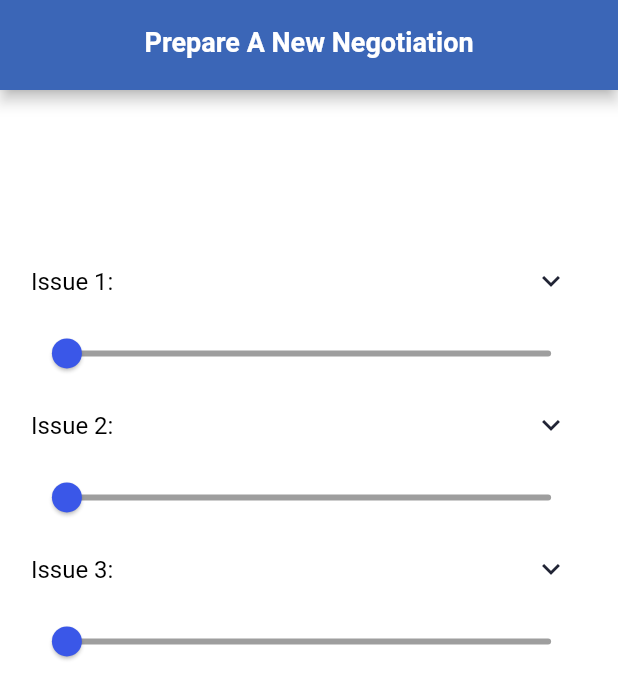
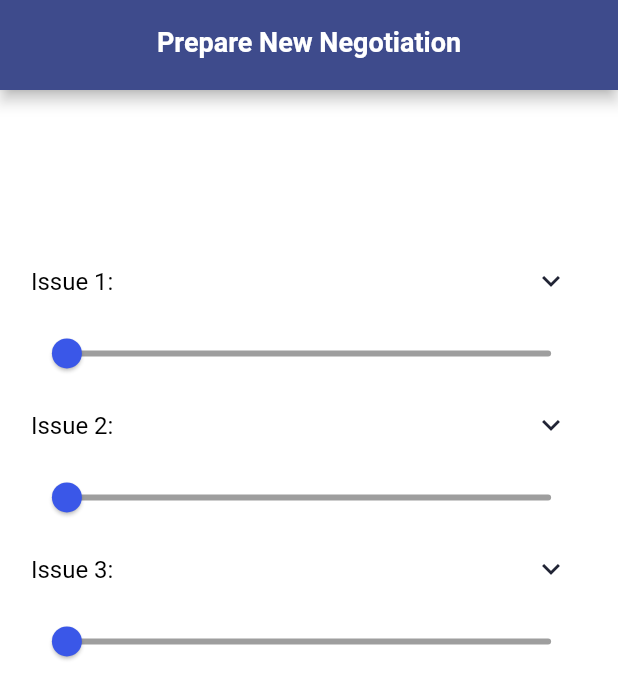
Before and after one commit to Spaghetti-Code-Inc/Negotiation-Planner, a Flutter app: the screen it shows once a user with an empty profile is signed in, after a tap on "Track Progress", on a phone screen of 412 x 824 dp. Shown: the top 699 px of the screen. Run offline on Flutter 3.47's test engine with Material 2 defaults, Android fonts, the phone set to English and light mode, and no system bars; our stand-ins replace cloud_firestore, email_validator, firebase_auth, firebase_core, sqflite; missing offline and left inert: dart:ffi; accounts and stored records are empty; network calls fail.

Commit message:
Dripping out design

```diff
--- a/lib/IssueValues.dart
+++ b/lib/IssueValues.dart
@@ -18,6 +18,7 @@ class _IssueValuesState extends State<IssueValues> {
   @override
   Widget build(BuildContext context) {
     return Scaffold(
+      resizeToAvoidBottomInset : false,
       backgroundColor: const Color(0xffffffff),
       appBar: const PrepareBar(),
       body: Column(
--- a/lib/Login.dart
+++ b/lib/Login.dart
@@ -30,28 +30,11 @@ class _LoginState extends State<Login> {
   Widget build(BuildContext context) {
     return Scaffold(
       backgroundColor: const Color(0xffffffff),
-      appBar: AppBar(
-        elevation: 0,
-        centerTitle: true,
-        automaticallyImplyLeading: false,
-        backgroundColor: const Color(0xff000000),
-        shape: const RoundedRectangleBorder(
-          borderRadius: BorderRadius.zero,
-        ),
-        title: const Text(
-          "Login",
-          style: TextStyle(
-            fontWeight: FontWeight.w700,
-            fontStyle: FontStyle.normal,
-            fontSize: 18,
-            color: Color(0xffffffff),
-          ),
-        ),
-      ),
+
       body: Align(
         alignment: Alignment.centerLeft,
         child: Padding(
-          padding: const EdgeInsets.symmetric(vertical: 0, horizontal: 16),
+          padding: const EdgeInsets.symmetric(vertical: 30, horizontal: 16),
           child: SingleChildScrollView(
             child: Column(
               mainAxisAlignment: MainAxisAlignment.start,
@@ -83,16 +66,14 @@ class _LoginState extends State<Login> {
                     ),
                   ),
                 ),
-                const Padding(
+                Padding(
                   padding: EdgeInsets.symmetric(vertical: 16, horizontal: 0),
                   child: Align(
                     alignment: Alignment.center,
                     child:
-
                     ///***If you have exported images you must have to copy those images in assets/images directory.
-                        Image(
-                      image: NetworkImage(
-                          "https://encrypted-tbn0.gstatic.com/images?q=tbn:ANd9GcT8QidTe3QwykkCOV_Pb0UnvF7rbzyGq0sNcGXxMmpWXX2mC73f1AKaYQdxiIzZYZ-spew&usqp=CAU"),
+                    Image.asset(
+                      'assets/icons/icon.png',
                       height: 120,
                       width: 120,
                       fit: BoxFit.contain,
@@ -203,7 +184,7 @@ class _LoginState extends State<Login> {
                         fontWeight: FontWeight.w700,
                         fontStyle: FontStyle.normal,
                         fontSize: 14,
-                        color: Color(0xff3a57e8),
+                        color: Color(0xffDB7877),
                       ),
                     ),
                     onTap: () => Navigator.of(context).push(
@@ -212,7 +193,7 @@ class _LoginState extends State<Login> {
                   ),
                 ),
                 Padding(
-                  padding: EdgeInsets.fromLTRB(0, 10, 0, 10),
+                  padding: EdgeInsets.fromLTRB(0, 10, 0, 30),
                   child: Align(
                       alignment: Alignment.centerLeft,
                       child: RichText(
@@ -226,12 +207,14 @@ class _LoginState extends State<Login> {
                                 text: 'Sign Up',
                                 style: TextStyle(
                                   decoration: TextDecoration.underline,
-                                  color: Color(0xff3a57e8),
+                                  color: Color(0xffDB7877),
                                 ))
                           ]))),
                 ),
                 Padding(
-                  padding: const EdgeInsets.fromLTRB(0, 30, 0, 50),
+                  padding: const EdgeInsets.fromLTRB(0, 30, 0, 0),
+                  child: Align(
+                    alignment: Alignment.bottomCenter,
                     child: MaterialButton(
                       onPressed: () {
                         signIn();
@@ -254,6 +237,8 @@ class _LoginState extends State<Login> {
                         ),
                       ),
                     ),
+                  )
+
                 ),
               ],
             ),
--- a/lib/RubricSummary.dart
+++ b/lib/RubricSummary.dart
@@ -137,7 +137,6 @@ class RubricSummary extends StatelessWidget {
               ],
             ),
           ),
-          Expanded(flex: 1, child: NextBar(const CpsRubrik())),
         ])
     );
   }
--- a/lib/Start.dart
+++ b/lib/Start.dart
@@ -23,7 +23,7 @@ class Start extends StatelessWidget {
           mainAxisSize: MainAxisSize.max,
           children: [
             Container(
-              margin: const EdgeInsets.only(top: 30, bottom: 10),
+              margin: const EdgeInsets.only(top: 20, bottom: 0),
               padding: const EdgeInsets.all(20),
               height: 150,
               width: MediaQuery.of(context).size.width * 0.8,
@@ -31,6 +31,10 @@ class Start extends StatelessWidget {
               child: ElevatedButton.icon(
                 onPressed: () {
                   // Register
+                  Navigator.push(
+                    context,
+                    MaterialPageRoute(builder: (context) => const StartNewNegotiation()),
+                  );
                 },
                 icon: const Icon(
                   Icons.add_to_photos,
@@ -46,14 +50,14 @@ class Start extends StatelessWidget {
                   ),
                 )),
                 style: ElevatedButton.styleFrom(
-                  foregroundColor: Colors.white,
-                  backgroundColor: const Color(0xFF4681f4),
+                  foregroundColor: Color(0xff3e4b8c),
+                  backgroundColor: const Color(0xFFFFFFFF),
 
                 ),
               ),
             ),
             Container(
-              margin: const EdgeInsets.symmetric(vertical: 10, horizontal: 20),
+              margin: const EdgeInsets.symmetric(vertical: 0, horizontal: 20),
               padding: const EdgeInsets.all(20),
               height: 150,
               width: MediaQuery.of(context).size.width * 0.8,
@@ -79,13 +83,13 @@ class Start extends StatelessWidget {
                       ),
                     )),
                 style: ElevatedButton.styleFrom(
-                  foregroundColor: Colors.white,
-                  backgroundColor: const Color(0xFF4681f4),
+                  foregroundColor: Color(0xff3e4b8c),
+                  backgroundColor: const Color(0xFFFFFFFF),
                 ),
               ),
             ),
             Container(
-              margin: const EdgeInsets.symmetric(vertical: 10, horizontal: 20),
+              margin: const EdgeInsets.symmetric(vertical: 0, horizontal: 30),
               padding: const EdgeInsets.all(20),
               height: 150,
               width: MediaQuery.of(context).size.width * 0.8,
@@ -106,8 +110,8 @@ class Start extends StatelessWidget {
                       ),
                     )),
                 style: ElevatedButton.styleFrom(
-                  foregroundColor: Colors.white,
-                  backgroundColor: const Color(0xFF4681f4),
+                  foregroundColor: Color(0xff3e4b8c),
+                  backgroundColor: const Color(0xFFFFFFFF),
                 ),
               ),
             ),
@@ -118,7 +122,7 @@ class Start extends StatelessWidget {
               decoration: BoxDecoration(
                 color: const Color(0x1f000000),
                 shape: BoxShape.rectangle,
-                borderRadius: BorderRadius.circular(15.0),
+                borderRadius: BorderRadius.circular(45.0),
                 border: Border.all(color: const Color(0x4d9e9e9e), width: 1),
               ),
               child: Align(
@@ -127,14 +131,14 @@ class Start extends StatelessWidget {
                   onPressed: () {
                     // Register
                   },
-                  color: const Color(0xffCFCFCF),
+                  color: const Color(0xffFFFFFF),
                   elevation: 0,
                   shape: RoundedRectangleBorder(
-                    borderRadius: BorderRadius.circular(15.0),
-                    side: const BorderSide(color: Colors.black, width: 1),
+                    borderRadius: BorderRadius.circular(30.0),
+                    side: const BorderSide(color: Color(0x00000000), width: 0),
                   ),
                   padding: const EdgeInsets.fromLTRB(16, 16, 16, 16),
-                  textColor: const Color(0xff000000),
+
                   height: 40,
                   minWidth: MediaQuery.of(context).size.width,
                   child: const Text(
@@ -143,6 +147,7 @@ class Start extends StatelessWidget {
                       fontSize: 18,
                       fontWeight: FontWeight.w600,
                       fontStyle: FontStyle.normal,
+                      color: Colors.black,
                     ),
                   ),
                 ),
@@ -166,22 +171,24 @@ class Start extends StatelessWidget {
                     onPressed: () {
                       FirebaseAuth.instance.signOut();
                     },
-                    color: const Color(0xfff1f1f1),
+                    color: const Color(0x00f1f1f1),
                     elevation: 0,
                     shape: const RoundedRectangleBorder(
                       borderRadius: BorderRadius.zero,
-                      side: BorderSide(color: Color(0xffd1d1d1), width: 1),
+                      side: BorderSide(color: Color(0x00d1d1d1), width: 1),
                     ),
                     padding: const EdgeInsets.all(16),
                     textColor: const Color(0xff000000),
                     height: 40,
                     minWidth: 140,
+
                     child: const Text(
                       "Sign Out of Account",
                       style: TextStyle(
                         fontSize: 14,
                         fontWeight: FontWeight.w400,
                         fontStyle: FontStyle.normal,
+                        color: Color(0xffDB7877),
                       ),
                     ),
                   ),
--- a/lib/UnderStantRubrc.dart
+++ b/lib/UnderStantRubrc.dart
@@ -11,6 +11,7 @@ class UnderStantRubrc extends StatelessWidget {
   @override
   Widget build(BuildContext context) {
     return Scaffold(
+      resizeToAvoidBottomInset : false,
       backgroundColor: const Color(0xffffffff),
       appBar: const PrepareBar(),
       body: Column(
--- a/lib/main.dart
+++ b/lib/main.dart
@@ -36,12 +36,12 @@ class PrepareBar extends StatelessWidget implements PreferredSizeWidget {
       elevation: 4,
       centerTitle: true,
       automaticallyImplyLeading: false,
-      backgroundColor: const Color(0xFF3B66B7),
+      backgroundColor: const Color(0xff3e4b8c),
       shape: const RoundedRectangleBorder(
         borderRadius: BorderRadius.zero,
       ),
       title: const Text(
-        "Prepare A New Negotiation",
+        "Prepare New Negotiation",
         style: TextStyle(
           fontWeight: FontWeight.w600,
           fontStyle: FontStyle.normal,
@@ -68,7 +68,7 @@ class TitleBar extends StatelessWidget implements PreferredSizeWidget{
       elevation: 4,
       centerTitle: true,
       automaticallyImplyLeading: false,
-      backgroundColor: const Color(0xFFFFFFFF),
+      backgroundColor: const Color(0xff3e4b8c),
       shape: const RoundedRectangleBorder(
         borderRadius: BorderRadius.zero,
       ),
@@ -78,7 +78,7 @@ class TitleBar extends StatelessWidget implements PreferredSizeWidget{
           fontWeight: FontWeight.w600,
           fontStyle: FontStyle.normal,
           fontSize: 18,
-          color: Color(0xFF000000),
+          color: Color(0xFFFFFFFF),
         ),
       ),
     );
```
Also changed, not shown: lib/DetermineIssues.dart (+17 -13 lines), lib/Register.dart (+3 -20 lines), lib/WeightIssues.dart (+13 -11 lines), pubspec.yaml (+6 -3 lines), pubspec.lock, 1 other file. Lines whose indentation alone changed are shown as unchanged.
